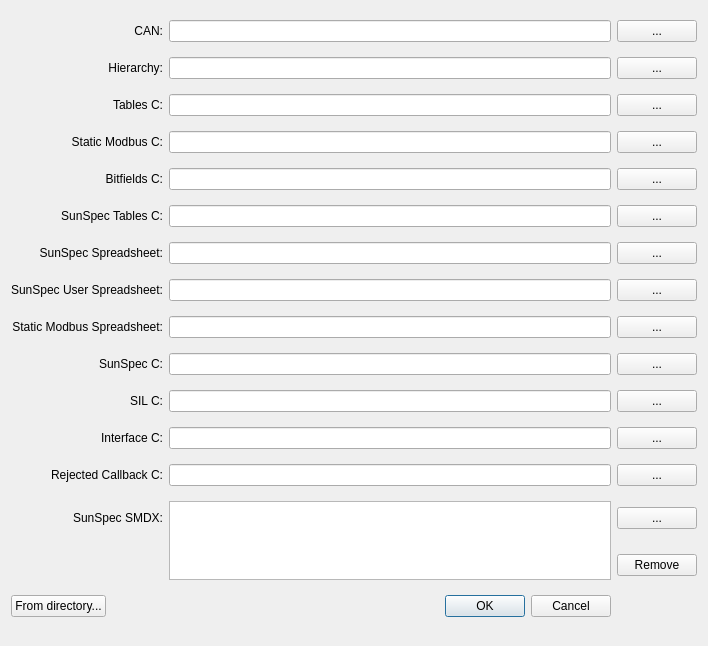
This is src/epcpm/importexportdialog.ui in epcpower/pm as Qt 5 draws it before an edit. The edited form follows.
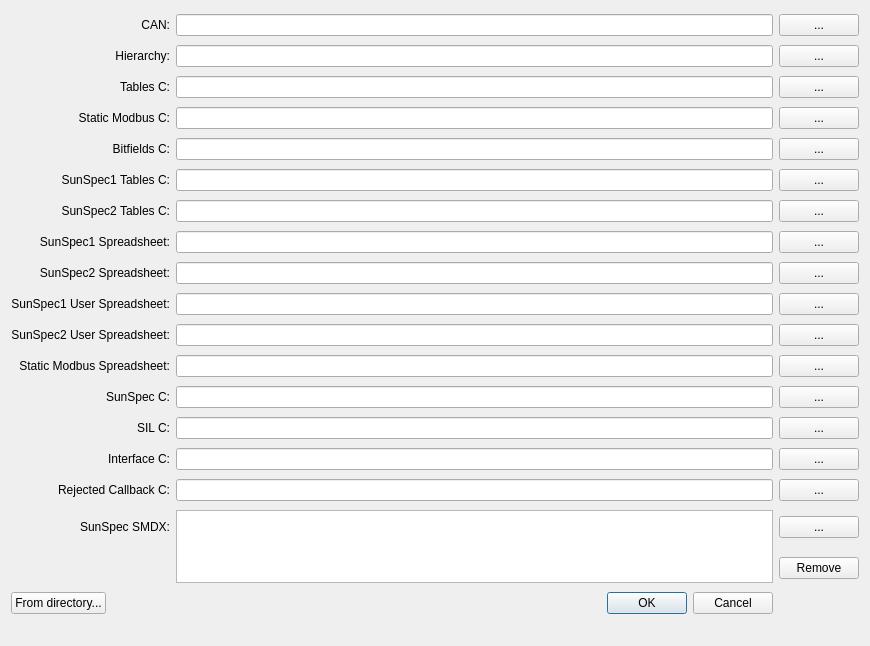
This is the edited form.

Commit message: feat (SC-656): update pm import/export gui for sunspec1 & sunspec2

Patch:
```diff
--- a/src/epcpm/importexportdialog.ui
+++ b/src/epcpm/importexportdialog.ui
@@ -6,7 +6,7 @@
    <rect>
     <x>0</x>
     <y>0</y>
-    <width>708</width>
+    <width>870</width>
     <height>646</height>
    </rect>
   </property>
@@ -123,7 +123,7 @@
    <item row="5" column="0">
     <widget class="QLabel" name="sunspec_tables_c_label">
      <property name="text">
-      <string>SunSpec Tables C:</string>
+      <string>SunSpec1 Tables C:</string>
      </property>
      <property name="alignment">
       <set>Qt::AlignRight|Qt::AlignTrailing|Qt::AlignVCenter</set>
@@ -143,7 +143,7 @@
    <item row="6" column="0">
     <widget class="QLabel" name="label_3">
      <property name="text">
-      <string>SunSpec Spreadsheet:</string>
+      <string>SunSpec2 Tables C:</string>
      </property>
      <property name="alignment">
       <set>Qt::AlignRight|Qt::AlignTrailing|Qt::AlignVCenter</set>
@@ -163,7 +163,7 @@
    <item row="7" column="0">
     <widget class="QLabel" name="label_4">
      <property name="text">
-      <string>SunSpec User Spreadsheet:</string>
+      <string>SunSpec1 Spreadsheet:</string>
      </property>
      <property name="alignment">
       <set>Qt::AlignRight|Qt::AlignTrailing|Qt::AlignVCenter</set>
@@ -181,6 +181,74 @@
     </widget>
    </item>
    <item row="8" column="0">
+    <widget class="QLabel" name="sunspec2_spreadsheet_label">
+     <property name="text">
+      <string>SunSpec2 Spreadsheet:</string>
+     </property>
+     <property name="alignment">
+      <set>Qt::AlignRight|Qt::AlignTrailing|Qt::AlignVCenter</set>
+     </property>
+    </widget>
+   </item>
+   <item row="8" column="1">
+    <widget class="QLineEdit" name="sunspec2_spreadsheet"/>
+   </item>
+   <item row="8" column="2">
+    <widget class="QPushButton" name="pick_sunspec2_spreadsheet">
+     <property name="text">
+      <string>...</string>
+     </property>
+    </widget>
+   </item>
+   <item row="9" column="0">
+    <widget class="QLabel" name="sunspec1_spreadsheet_user_label">
+     <property name="text">
+      <string>SunSpec1 User Spreadsheet:</string>
+     </property>
+     <property name="alignment">
+      <set>Qt::AlignRight|Qt::AlignTrailing|Qt::AlignVCenter</set>
+     </property>
+    </widget>
+   </item>
+   <item row="9" column="1">
+    <widget class="QLineEdit" name="sunspec1_spreadsheet_user">
+     <property name="text">
+      <string/>
+     </property>
+    </widget>
+   </item>
+   <item row="9" column="2">
+    <widget class="QPushButton" name="pick_sunspec1_spreadsheet_user">
+     <property name="text">
+      <string>...</string>
+     </property>
+    </widget>
+   </item>
+   <item row="10" column="0">
+    <widget class="QLabel" name="sunspec2_spreadsheet_user_label">
+     <property name="text">
+      <string>SunSpec2 User Spreadsheet:</string>
+     </property>
+     <property name="alignment">
+      <set>Qt::AlignRight|Qt::AlignTrailing|Qt::AlignVCenter</set>
+     </property>
+    </widget>
+   </item>
+   <item row="10" column="1">
+    <widget class="QLineEdit" name="sunspec2_spreadsheet_user">
+     <property name="text">
+      <string/>
+     </property>
+    </widget>
+   </item>
+   <item row="10" column="2">
+    <widget class="QPushButton" name="pick_sunspec2_spreadsheet_user">
+     <property name="text">
+      <string>...</string>
+     </property>
+    </widget>
+   </item>
+   <item row="11" column="0">
     <widget class="QLabel" name="static_modbus_spreadsheet_label">
      <property name="text">
       <string>Static Modbus Spreadsheet:</string>
@@ -190,17 +258,17 @@
      </property>
     </widget>
    </item>
-   <item row="8" column="1">
+   <item row="11" column="1">
     <widget class="QLineEdit" name="staticmodbus_spreadsheet"/>
    </item>
-   <item row="8" column="2">
+   <item row="11" column="2">
     <widget class="QPushButton" name="pick_staticmodbus_spreadsheet">
      <property name="text">
       <string>...</string>
      </property>
     </widget>
    </item>
-   <item row="9" column="0">
+   <item row="12" column="0">
     <widget class="QLabel" name="sunspec_c_label">
      <property name="text">
       <string>SunSpec C:</string>
@@ -210,17 +278,17 @@
      </property>
     </widget>
    </item>
-   <item row="9" column="1">
+   <item row="12" column="1">
     <widget class="QLineEdit" name="sunspec_c"/>
    </item>
-   <item row="9" column="2">
+   <item row="12" column="2">
     <widget class="QPushButton" name="pick_sunspec_c">
      <property name="text">
       <string>...</string>
      </property>
     </widget>
    </item>
-   <item row="10" column="0">
+   <item row="13" column="0">
     <widget class="QLabel" name="sil_c_label">
      <property name="text">
       <string>SIL C:</string>
@@ -230,17 +298,17 @@
      </property>
     </widget>
    </item>
-   <item row="10" column="1">
+   <item row="13" column="1">
     <widget class="QLineEdit" name="sil_c"/>
    </item>
-   <item row="10" column="2">
+   <item row="13" column="2">
     <widget class="QPushButton" name="pick_sil_c">
      <property name="text">
       <string>...</string>
      </property>
     </widget>
    </item>
-   <item row="11" column="0">
+   <item row="14" column="0">
     <widget class="QLabel" name="interface_c_label">
      <property name="text">
       <string>Interface C:</string>
@@ -250,17 +318,17 @@
      </property>
     </widget>
    </item>
-   <item row="11" column="1">
+   <item row="14" column="1">
     <widget class="QLineEdit" name="interface_c"/>
    </item>
-   <item row="11" column="2">
+   <item row="14" column="2">
     <widget class="QPushButton" name="pick_interface_c">
      <property name="text">
       <string>...</string>
      </property>
     </widget>
    </item>
-   <item row="12" column="0">
+   <item row="15" column="0">
     <widget class="QLabel" name="rejected_callback_c_label">
      <property name="text">
       <string>Rejected Callback C:</string>
@@ -270,17 +338,17 @@
      </property>
     </widget>
    </item>
-   <item row="12" column="1">
+   <item row="15" column="1">
     <widget class="QLineEdit" name="rejected_callback_c"/>
    </item>
-   <item row="12" column="2">
+   <item row="15" column="2">
     <widget class="QPushButton" name="pick_rejected_callback_c">
      <property name="text">
       <string>...</string>
      </property>
     </widget>
    </item>
-   <item row="13" column="0">
+   <item row="16" column="0">
     <widget class="QLabel" name="smdx_label">
      <property name="text">
       <string>SunSpec SMDX:</string>
@@ -290,28 +358,28 @@
      </property>
     </widget>
    </item>
-   <item row="13" column="1" rowspan="2">
+   <item row="16" column="1" rowspan="2">
     <widget class="QListWidget" name="smdx_list">
      <property name="selectionMode">
       <enum>QAbstractItemView::ExtendedSelection</enum>
      </property>
     </widget>
    </item>
-   <item row="13" column="2">
+   <item row="16" column="2">
     <widget class="QPushButton" name="pick_smdx">
      <property name="text">
       <string>...</string>
      </property>
     </widget>
    </item>
-   <item row="14" column="2">
+   <item row="17" column="2">
     <widget class="QPushButton" name="remove_smdx">
      <property name="text">
       <string>Remove</string>
      </property>
     </widget>
    </item>
-   <item row="15" column="0" colspan="2">
+   <item row="18" column="0" colspan="2">
     <layout class="QHBoxLayout" name="horizontalLayout">
      <item>
       <widget class="QPushButton" name="from_directory">
```
Left out of the diff: 18 changed lines with no effect on the pictures. The commit also changes 1 other file.
